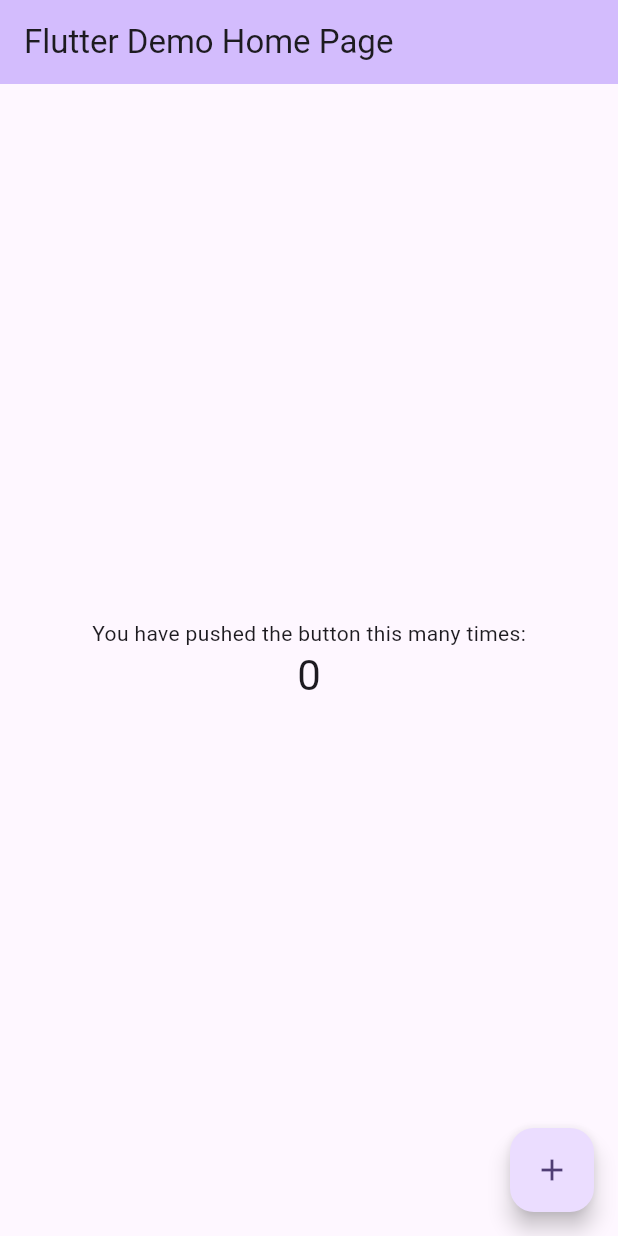
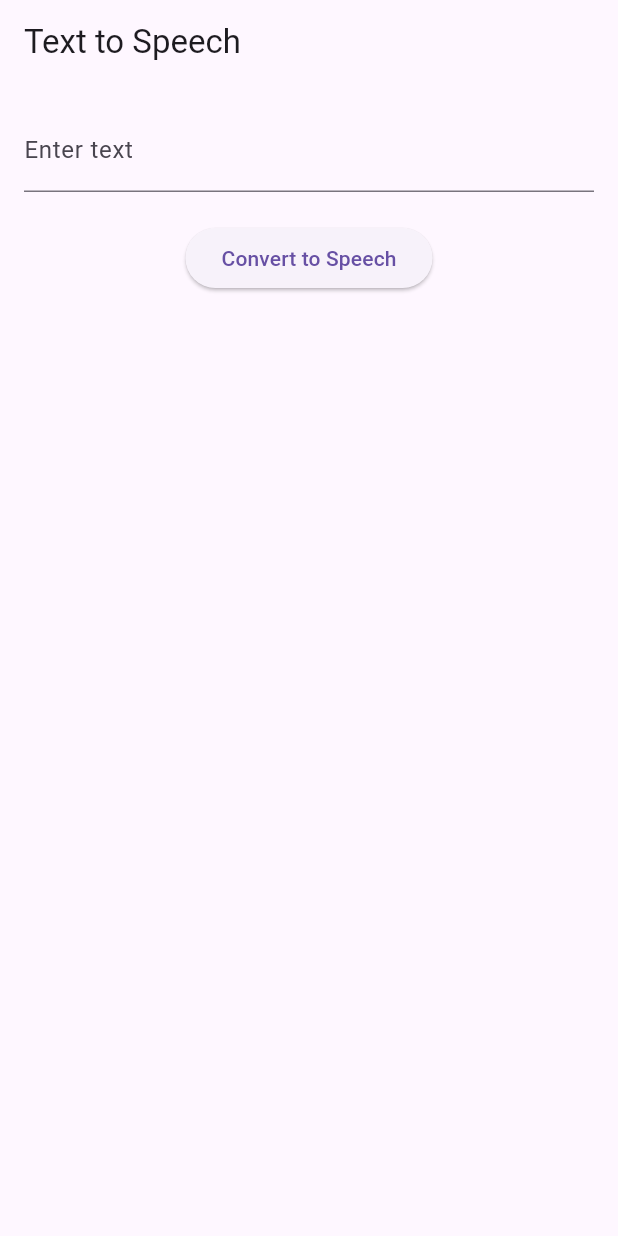
Before and after one commit to mbcabalos/Komunika, a Flutter app: the screen it shows after launch, on a phone screen of 412 x 824 dp. Run offline on Flutter 3.47's test engine with Material 3 defaults, Android fonts, the phone set to English and light mode, and no system bars; our stand-ins replace just_audio.

Commit message:
Text to Speech Api in Flask and a Demo for Flutter

```diff
--- a/mobile_flutter/lib/main.dart
+++ b/mobile_flutter/lib/main.dart
@@ -1,125 +1,94 @@
+import 'dart:io';
 import 'package:flutter/material.dart';
+import 'package:http/http.dart' as http;
+import 'package:http/io_client.dart';
+import 'package:path_provider/path_provider.dart';  // Required to get the file path in your device
+import 'package:just_audio/just_audio.dart';  // Add the just_audio package
 
 void main() {
-  runApp(const MyApp());
+  WidgetsFlutterBinding.ensureInitialized();  // Ensure proper initialization
+  runApp(MyApp());
 }
 
 class MyApp extends StatelessWidget {
-  const MyApp({super.key});
-
-  // This widget is the root of your application.
   @override
   Widget build(BuildContext context) {
     return MaterialApp(
-      title: 'Flutter Demo',
-      theme: ThemeData(
-        // This is the theme of your application.
-        //
-        // TRY THIS: Try running your application with "flutter run". You'll see
-        // the application has a purple toolbar. Then, without quitting the app,
-        // try changing the seedColor in the colorScheme below to Colors.green
-        // and then invoke "hot reload" (save your changes or press the "hot
-        // reload" button in a Flutter-supported IDE, or press "r" if you used
-        // the command line to start the app).
-        //
-        // Notice that the counter didn't reset back to zero; the application
-        // state is not lost during the reload. To reset the state, use hot
-        // restart instead.
-        //
-        // This works for code too, not just values: Most code changes can be
-        // tested with just a hot reload.
-        colorScheme: ColorScheme.fromSeed(seedColor: Colors.deepPurple),
-        useMaterial3: true,
-      ),
-      home: const MyHomePage(title: 'Flutter Demo Home Page'),
+      home: TextToSpeechScreen(),
     );
   }
 }
 
-class MyHomePage extends StatefulWidget {
-  const MyHomePage({super.key, required this.title});
-
-  // This widget is the home page of your application. It is stateful, meaning
-  // that it has a State object (defined below) that contains fields that affect
-  // how it looks.
-
-  // This class is the configuration for the state. It holds the values (in this
-  // case the title) provided by the parent (in this case the App widget) and
-  // used by the build method of the State. Fields in a Widget subclass are
-  // always marked "final".
-
-  final String title;
-
+class TextToSpeechScreen extends StatefulWidget {
   @override
-  State<MyHomePage> createState() => _MyHomePageState();
+  _TextToSpeechScreenState createState() => _TextToSpeechScreenState();
 }
 
-class _MyHomePageState extends State<MyHomePage> {
-  int _counter = 0;
+class _TextToSpeechScreenState extends State<TextToSpeechScreen> {
+  final TextEditingController _textController = TextEditingController();
 
-  void _incrementCounter() {
-    setState(() {
-      // This call to setState tells the Flutter framework that something has
-      // changed in this State, which causes it to rerun the build method below
-      // so that the display can reflect the updated values. If we changed
-      // _counter without calling setState(), then the build method would not be
-      // called again, and so nothing would appear to happen.
-      _counter++;
-    });
+  Future<void> sendTextToSpeech(String text) async {
+    try {
+      // Create an HttpClient with the SSL certificate verification disabled
+      final ioClient = HttpClient();
+      ioClient.badCertificateCallback =
+          (X509Certificate cert, String host, int port) => true;
+      final client = IOClient(ioClient);
+
+      final response = await client.post(
+        // Uri.parse('https://127.0.0.1:5000/api/text-to-speech'),
+        Uri.parse('https://192.168.1.133:5000/api/text-to-speech'),
+        headers: {HttpHeaders.contentTypeHeader: 'application/json'},
+        body: '{"text": "$text"}',
+      );
+
+      if (response.statusCode == 200) {
+        // final tempDir = await getTemporaryDirectory();
+        // final filePath = '${tempDir.path}/output.mp3';
+        // final file = File(filePath);
+        final directory = await getExternalStorageDirectory();
+        final downloadDir = Directory('${directory?.parent.path}/Download'); // Get Download directory
+        await downloadDir.create(recursive: true); // Create directory if it doesn't exist
+
+        final filePath = '${downloadDir.path}/output.mp3';
+        final file = File(filePath);
+
+        // Save the file to the Downloads folder
+        await file.writeAsBytes(response.bodyBytes);
+        print('Audio file saved at $filePath');
+
+        // Play the audio after saving it
+        final player = AudioPlayer();
+        await player.setFilePath(filePath);
+        await player.play();
+      } else {
+        print('Error: ${response.body}');
+      }
+    } catch (e) {
+      print('Error: $e');
+    }
   }
 
   @override
   Widget build(BuildContext context) {
-    // This method is rerun every time setState is called, for instance as done
-    // by the _incrementCounter method above.
-    //
-    // The Flutter framework has been optimized to make rerunning build methods
-    // fast, so that you can just rebuild anything that needs updating rather
-    // than having to individually change instances of widgets.
     return Scaffold(
-      appBar: AppBar(
-        // TRY THIS: Try changing the color here to a specific color (to
-        // Colors.amber, perhaps?) and trigger a hot reload to see the AppBar
-        // change color while the other colors stay the same.
-        backgroundColor: Theme.of(context).colorScheme.inversePrimary,
-        // Here we take the value from the MyHomePage object that was created by
-        // the App.build method, and use it to set our appbar title.
-        title: Text(widget.title),
-      ),
-      body: Center(
-        // Center is a layout widget. It takes a single child and positions it
-        // in the middle of the parent.
+      appBar: AppBar(title: Text('Text to Speech')),
+      body: Padding(
+        padding: const EdgeInsets.all(16.0),
         child: Column(
-          // Column is also a layout widget. It takes a list of children and
-          // arranges them vertically. By default, it sizes itself to fit its
-          // children horizontally, and tries to be as tall as its parent.
-          //
-          // Column has various properties to control how it sizes itself and
-          // how it positions its children. Here we use mainAxisAlignment to
-          // center the children vertically; the main axis here is the vertical
-          // axis because Columns are vertical (the cross axis would be
-          // horizontal).
-          //
-          // TRY THIS: Invoke "debug painting" (choose the "Toggle Debug Paint"
-          // action in the IDE, or press "p" in the console), to see the
-          // wireframe for each widget.
-          mainAxisAlignment: MainAxisAlignment.center,
-          children: <Widget>[
-            const Text(
-              'You have pushed the button this many times:',
+          children: [
+            TextField(
+              controller: _textController,
+              decoration: InputDecoration(labelText: 'Enter text'),
             ),
-            Text(
-              '$_counter',
-              style: Theme.of(context).textTheme.headlineMedium,
+            SizedBox(height: 20),
+            ElevatedButton(
+              onPressed: () => sendTextToSpeech(_textController.text),
+              child: Text('Convert to Speech'),
             ),
           ],
         ),
       ),
-      floatingActionButton: FloatingActionButton(
-        onPressed: _incrementCounter,
-        tooltip: 'Increment',
-        child: const Icon(Icons.add),
-      ), // This trailing comma makes auto-formatting nicer for build methods.
     );
   }
 }
--- a/mobile_flutter/pubspec.yaml
+++ b/mobile_flutter/pubspec.yaml
@@ -31,7 +31,8 @@ dependencies:
   flutter:
     sdk: flutter
   http:
-
+  just_audio:
+  path_provider:
   # The following adds the Cupertino Icons font to your application.
   # Use with the CupertinoIcons class for iOS style icons.
   cupertino_icons: ^1.0.8
```
Also changed, not shown: mobile_flutter/pubspec.lock, 6 other files.
